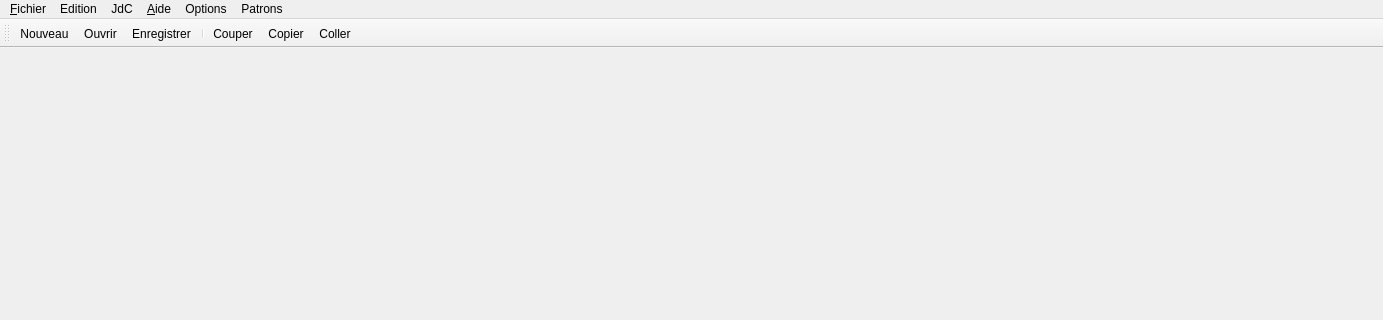
This is UiQT4/myMain.ui in SalomePlatform/eficas_tools as Qt 5 draws it before an edit; both pictures show x 0 to 1383 and y 0 to 320 of the 1383 by 811 pixel window. The edited form follows.
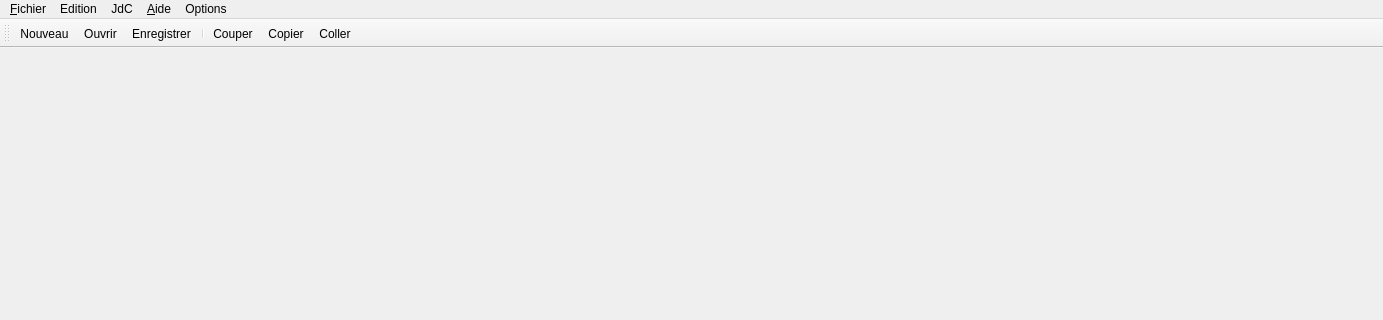
This is the edited form. Icons and pictures are not drawn.

Commit message: Remove Patrons menu for Aster (patch from Pascale)

Patch:
```diff
--- a/UiQT4/myMain.ui
+++ b/UiQT4/myMain.ui
@@ -68,17 +68,11 @@
     <addaction name="actionParametres_Eficas" />
     <addaction name="actionLecteur_Pdf" />
    </widget>
-   <widget class="QMenu" name="menuPatrons" >
-    <property name="title" >
-     <string>Patrons</string>
-    </property>
-   </widget>
    <addaction name="menuFichier" />
    <addaction name="menuEdition" />
    <addaction name="menuJdC" />
    <addaction name="menu_Aide" />
    <addaction name="menuOptions" />
-   <addaction name="menuPatrons" />
   </widget>
   <widget class="QStatusBar" name="statusbar" />
   <widget class="QToolBar" name="toolBar" >
```
The commit also changes 2 other files.
